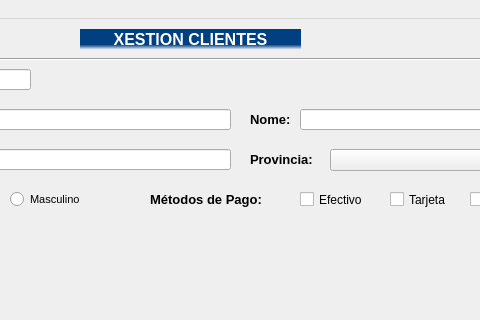
The window that ventana.ui (MelonRodante/ProyectoUno) describes before a commit, drawn with Qt 5; both pictures show x 210 to 690 and y 0 to 320 of the 800 by 600 pixel window.
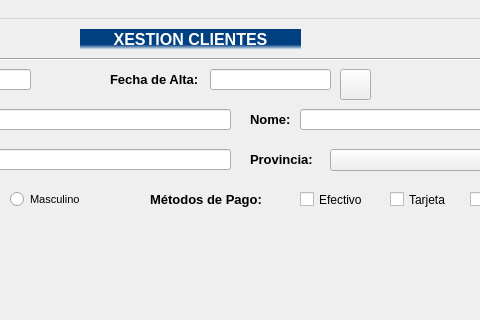
The same window after the commit. Icons and pictures are not drawn.

Commit message: Calendario y ventana salir

```diff
--- a/ventana.ui
+++ b/ventana.ui
@@ -484,6 +484,71 @@
      </rect>
     </property>
    </widget>
+   <widget class="QLabel" name="lblFecha">
+    <property name="geometry">
+     <rect>
+      <x>320</x>
+      <y>50</y>
+      <width>101</width>
+      <height>21</height>
+     </rect>
+    </property>
+    <property name="font">
+     <font>
+      <family>Tahoma</family>
+      <pointsize>10</pointsize>
+      <weight>75</weight>
+      <bold>true</bold>
+     </font>
+    </property>
+    <property name="text">
+     <string>Fecha de Alta:</string>
+    </property>
+   </widget>
+   <widget class="QLineEdit" name="editDNI_2">
+    <property name="geometry">
+     <rect>
+      <x>420</x>
+      <y>50</y>
+      <width>121</width>
+      <height>21</height>
+     </rect>
+    </property>
+    <property name="font">
+     <font>
+      <family>Calibri</family>
+      <pointsize>12</pointsize>
+      <weight>50</weight>
+      <bold>false</bold>
+     </font>
+    </property>
+    <property name="text">
+     <string/>
+    </property>
+   </widget>
+   <widget class="QPushButton" name="btnCalendar">
+    <property name="geometry">
+     <rect>
+      <x>550</x>
+      <y>50</y>
+      <width>31</width>
+      <height>31</height>
+     </rect>
+    </property>
+    <property name="text">
+     <string/>
+    </property>
+    <property name="icon">
+     <iconset>
+      <normaloff>img/calendar.png</normaloff>img/calendar.png</iconset>
+    </property>
+    <property name="iconSize">
+     <size>
+      <width>32</width>
+      <height>32</height>
+     </size>
+    </property>
+   </widget>
   </widget>
   <widget class="QMenuBar" name="menubar">
    <property name="geometry">
```
Left out of the diff: 4 changed lines with no effect on the pictures. The commit also changes 6 other files.
